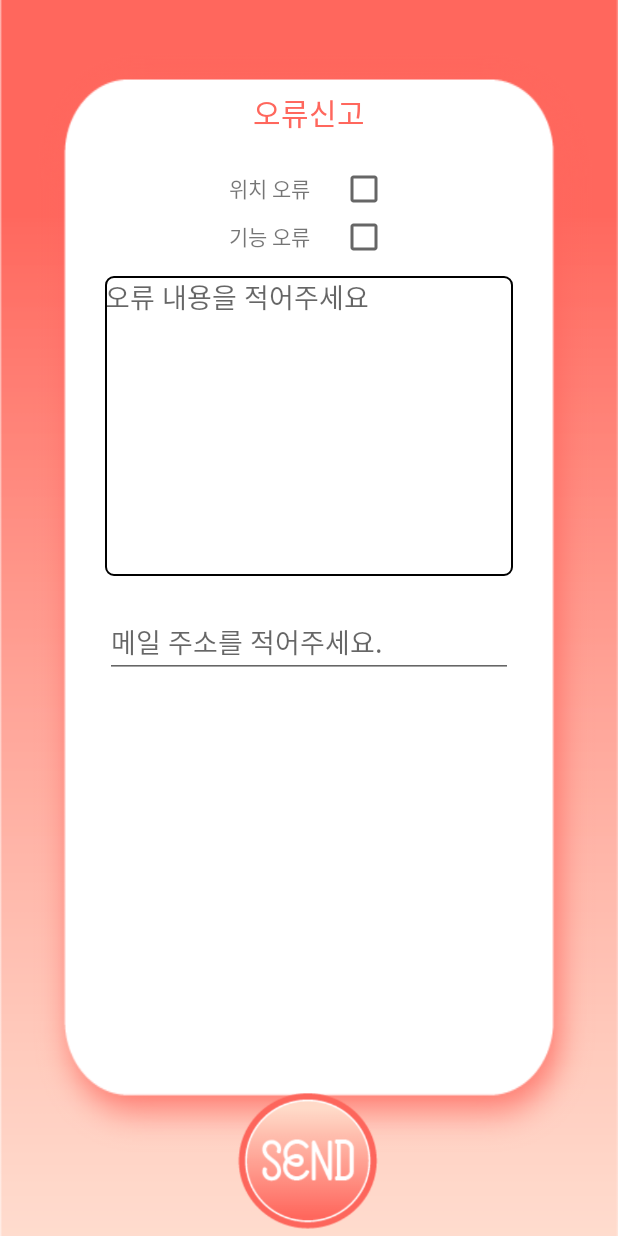
After one commit to KFGD/Cacli, an Android app: the ErrorActivity screen opened directly, with no data from a screen before it, on a phone screen of 412 x 824 dp. The commit adds this screen. Run offline under Robolectric (Android 15) with nearby library versions, the phone set to English and light mode, and no system bars; Roboto replaces fonts that are not available here.

Commit message:
즐겨찾기 및 오류신고 Activity 생성

```diff
--- /dev/null
+++ b/app/src/main/java/hack/com/cacli/ErrorActivity.java
@@ -0,0 +1,13 @@
+package hack.com.cacli;
+
+import android.support.v7.app.AppCompatActivity;
+import android.os.Bundle;
+
+public class ErrorActivity extends AppCompatActivity {
+
+    @Override
+    protected void onCreate(Bundle savedInstanceState) {
+        super.onCreate(savedInstanceState);
+        setContentView(R.layout.activity_error);
+    }
+}
--- /dev/null
+++ b/app/src/main/res/drawable/shape_round_rectangle.xml
@@ -0,0 +1,13 @@
+<?xml version="1.0" encoding="utf-8"?>
+<shape xmlns:android="http://schemas.android.com/apk/res/android"
+    android:shape="rectangle">
+    <solid android:color="#FFFFFF" />
+    <stroke
+        android:width="1dip"
+        android:color="#000000" />
+    <corners
+        android:bottomLeftRadius="5dp"
+        android:bottomRightRadius="5dp"
+        android:topLeftRadius="5dp"
+        android:topRightRadius="5dp" />
+</shape>
--- a/app/src/main/res/drawable/side_nav_bar.xml
+++ b/app/src/main/res/drawable/side_nav_bar.xml
@@ -1,7 +1,7 @@
 <shape xmlns:android="http://schemas.android.com/apk/res/android"
     android:shape="rectangle">
     <gradient
-        android:angle="135"
+        android:angle="0"
         android:centerColor="#4CAF50"
         android:endColor="#2E7D32"
         android:startColor="#81C784"
--- /dev/null
+++ b/app/src/main/res/layout/activity_error.xml
@@ -0,0 +1,79 @@
+<?xml version="1.0" encoding="utf-8"?>
+<RelativeLayout xmlns:android="http://schemas.android.com/apk/res/android"
+    xmlns:tools="http://schemas.android.com/tools"
+    android:id="@+id/activity_star"
+    android:layout_width="match_parent"
+    android:layout_height="match_parent"
+    android:background="@drawable/bg_card_out"
+    tools:context="hack.com.cacli.ErrorActivity">
+    <LinearLayout
+        android:layout_width="wrap_content"
+        android:layout_height="wrap_content"
+        android:background="@drawable/bg_card_in"
+        android:orientation="vertical"
+        android:gravity="center_horizontal"
+        android:padding="60dp">
+        <TextView
+            android:id="@+id/tv_title"
+            android:layout_width="wrap_content"
+            android:layout_height="wrap_content"
+            android:layout_gravity="center_horizontal"
+            style="@style/TextAppearance.AppCompat.Title"
+            android:text="오류신고"
+            android:textColor="#FF675D"/>
+        <LinearLayout
+            android:layout_width="wrap_content"
+            android:layout_height="wrap_content"
+            android:orientation="horizontal"
+            android:layout_marginTop="20dp">
+            <TextView
+                android:id="@+id/tv_check_pos"
+                android:layout_width="wrap_content"
+                android:layout_height="wrap_content"
+                android:text="위치 오류"/>
+            <android.support.v4.widget.Space
+                android:layout_width="20dp"
+                android:layout_height="1dp" />
+            <CheckBox
+                android:layout_width="wrap_content"
+                android:layout_height="wrap_content" />
+        </LinearLayout>
+        <LinearLayout
+            android:layout_width="wrap_content"
+            android:layout_height="wrap_content"
+            android:orientation="horizontal">
+            <TextView
+                android:id="@+id/tv_check_fun"
+                android:layout_width="wrap_content"
+                android:layout_height="wrap_content"
+                android:text="기능 오류"/>
+            <android.support.v4.widget.Space
+                android:layout_width="20dp"
+                android:layout_height="1dp" />
+            <CheckBox
+                android:layout_width="wrap_content"
+                android:layout_height="wrap_content" />
+        </LinearLayout>
+        <EditText
+            android:layout_width="match_parent"
+            android:layout_height="200dp"
+            android:layout_margin="10dp"
+            android:background="@drawable/shape_round_rectangle"
+            android:gravity="top"
+            android:hint="오류 내용을 적어주세요"/>
+
+        <EditText
+            android:layout_width="match_parent"
+            android:layout_height="wrap_content"
+            android:layout_margin="10dp"
+            android:hint="메일 주소를 적어주세요."/>
+    </LinearLayout>
+    <ImageButton
+        android:src="@drawable/ic_btn_send"
+        android:background="#00000000"
+        android:layout_width="100dp"
+        android:layout_height="100dp"
+        android:scaleType="fitXY"
+        android:layout_centerHorizontal="true"
+        android:layout_alignParentBottom="true" />
+</RelativeLayout>
```
Also changed, not shown: app/src/main/AndroidManifest.xml (+9 -3 lines), app/src/main/java/hack/com/cacli/MapActivity.java (+11 -21 lines), app/src/main/java/hack/com/cacli/StarActivity.java (added, +18 -0 lines), app/src/main/res/layout/activity_map.xml (+13 -11 lines), app/src/main/res/layout/activity_star.xml (added, +24 -0 lines), app/src/main/res/menu/activity_navigation_view_drawer.xml (+8 -32 lines), app/src/main/res/drawable/bg_card_in.png (added), app/src/main/res/drawable/bg_card_out.png (added), app/src/main/res/drawable/bg_navi.png (added), app/src/main/res/drawable/ic_btn_send.png (added), app/src/main/res/drawable/ic_nav_star.png (added), app/src/main/res/drawable/ic_nav_tri.png (added).
